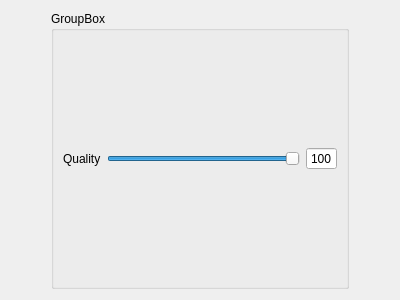
This is imagesavewebpmenu.ui in mattykakes/qcvTouchUp as Qt 5 draws it before an edit. The edited form follows.
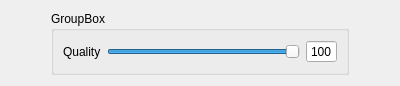
This is the edited form.

Commit message: quick save dialog guis FINISHED - need save function in dialog

```diff
--- a/imagesavewebpmenu.ui
+++ b/imagesavewebpmenu.ui
@@ -7,9 +7,15 @@
     <x>0</x>
     <y>0</y>
     <width>400</width>
-    <height>300</height>
+    <height>73</height>
    </rect>
   </property>
+  <property name="sizePolicy">
+   <sizepolicy hsizetype="Preferred" vsizetype="Maximum">
+    <horstretch>0</horstretch>
+    <verstretch>0</verstretch>
+   </sizepolicy>
+  </property>
   <property name="windowTitle">
    <string>Form</string>
   </property>
```
Left out of the diff: 6 changed lines with no effect on the pictures. The commit also changes 5 other files.
